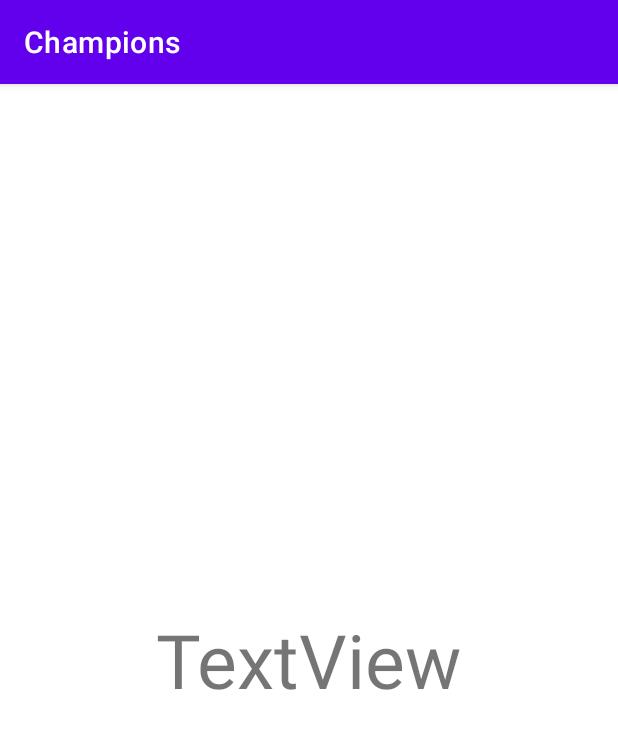
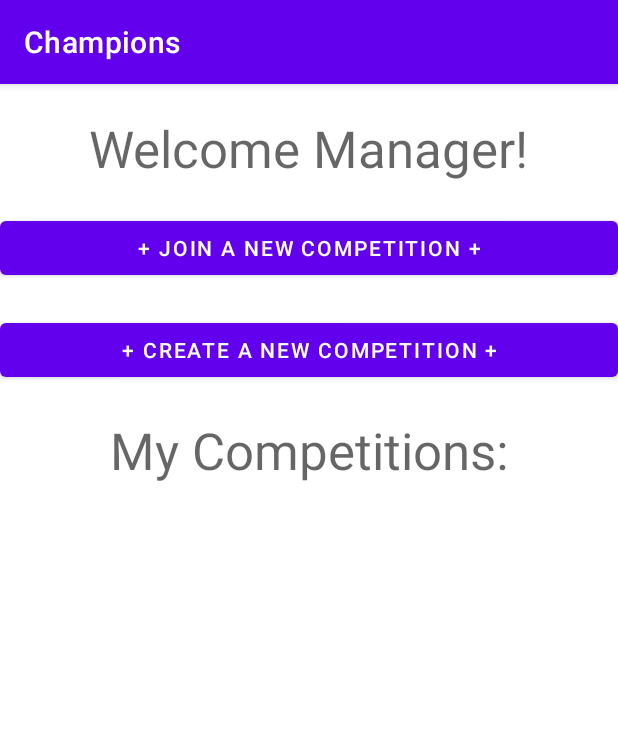
Before and after one commit to ohad1s/Champions-bet-app, an Android app: the managerMainPage screen opened directly, with no data from a screen before it, on a phone screen of 412 x 824 dp. Shown: the top 729 px of the screen. Run offline under Robolectric (Android 15) with nearby library versions, the phone set to English and light mode, and no system bars.

Commit message:
manager page

```diff
--- a/app/src/main/res/layout/activity_manager_main_page.xml
+++ b/app/src/main/res/layout/activity_manager_main_page.xml
@@ -6,13 +6,49 @@
     android:layout_height="match_parent"
     tools:context=".managerMainPage">
 
+    <TextView
+        android:id="@+id/welcomeManager"
+        android:layout_width="wrap_content"
+        android:layout_height="wrap_content"
+        android:text="Welcome Manager!"
+        android:layout_marginTop="20dp"
+        android:textAppearance="@style/TextAppearance.AppCompat.Display1"
+        app:layout_constraintEnd_toEndOf="parent"
+        app:layout_constraintStart_toStartOf="parent"
+        android:layout_centerHorizontal="true"/>
+
+    <Button
+        android:id="@+id/JoinBtn"
+        android:layout_width="match_parent"
+        android:layout_height="wrap_content"
+        android:layout_below="@+id/welcomeManager"
+        android:layout_marginTop="20dp"
+        android:text="+ Join a New Competition +"
+        android:layout_centerVertical="true"
+        />
+
+    <Button
+        android:id="@+id/CreateBtn"
+        android:layout_width="match_parent"
+        android:layout_height="wrap_content"
+        android:layout_below="@+id/JoinBtn"
+        android:layout_marginTop="20dp"
+        android:text="+ Create a New Competition +"
+        android:layout_centerVertical="true"
+        />
 
     <TextView
-        android:id="@+id/textView"
+        android:id="@+id/MyComp"
         android:layout_width="wrap_content"
         android:layout_height="wrap_content"
-        android:text="TextView"
-        android:layout_centerHorizontal="true"
-        android:layout_centerVertical="true"
-        android:textSize="50dp"/>
+        android:text="My Competitions:"
+        android:layout_below="@+id/CreateBtn"
+        android:layout_marginTop="20dp"
+        android:textAppearance="@style/TextAppearance.AppCompat.Display1"
+        app:layout_constraintEnd_toEndOf="parent"
+        app:layout_constraintStart_toStartOf="parent"
+        android:layout_centerHorizontal="true"/>
+
+
+
 </RelativeLayout>
```
